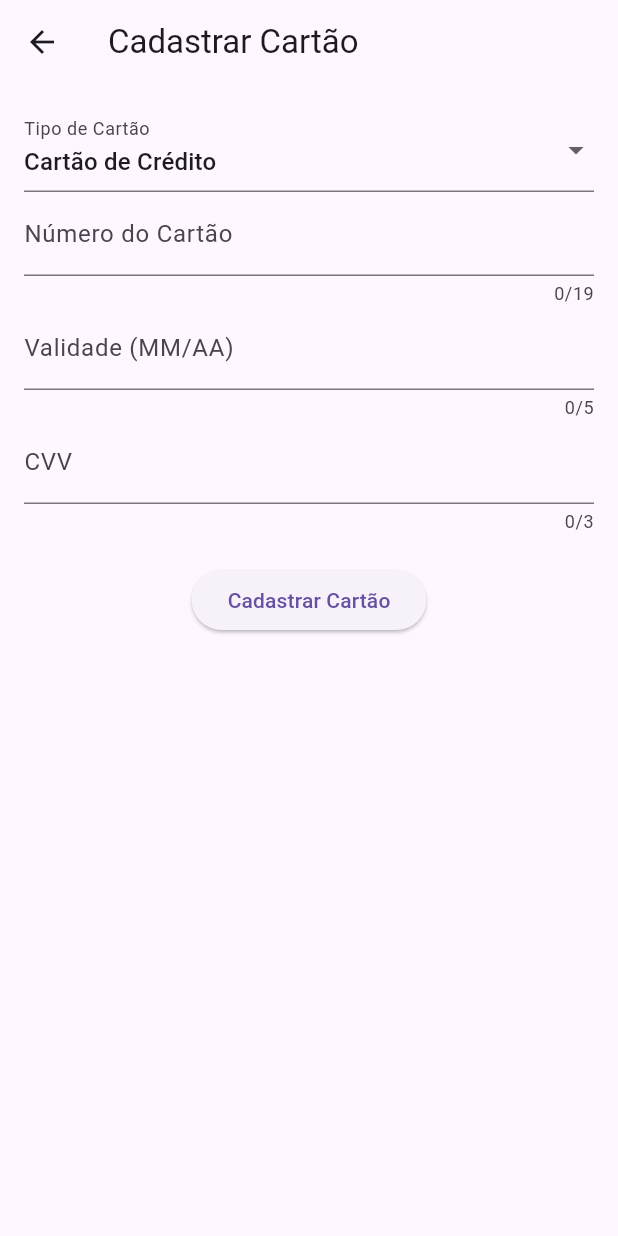
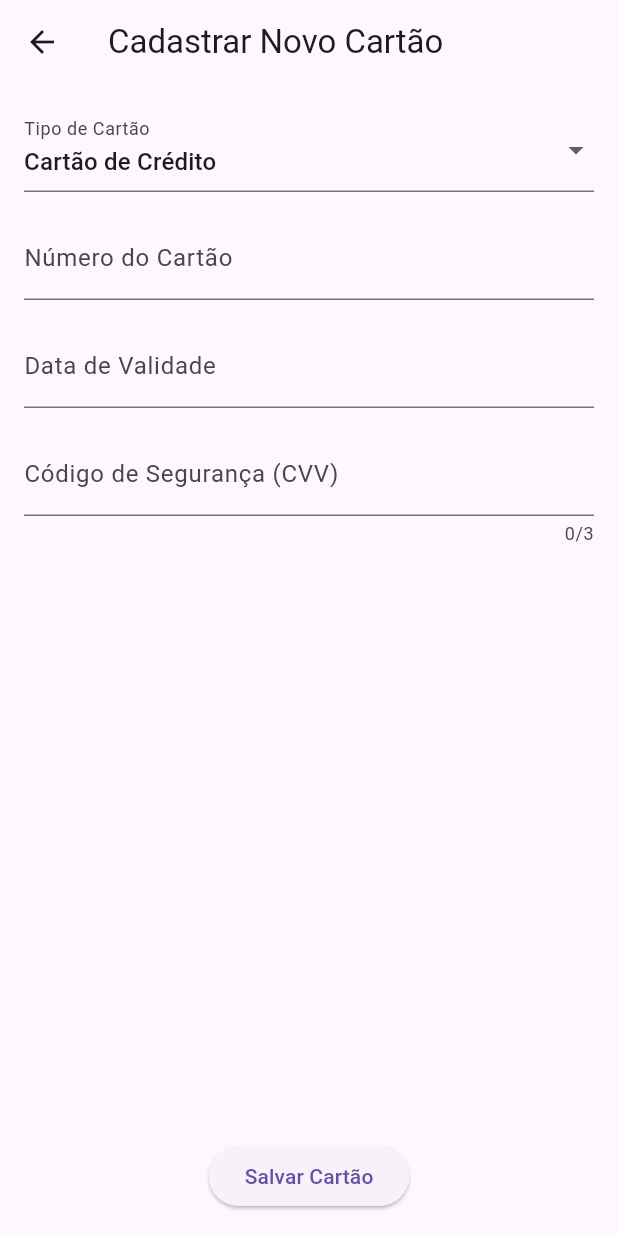
Before and after one commit to gabrielmatozoalmeida/Aplicativo-Mac_FEI, a Flutter app: the CardRegistrationScreen screen opened by its route, on a phone screen of 412 x 824 dp. Run offline on Flutter 3.47's test engine with Material 3 defaults, Android fonts, the phone set to English and light mode, and no system bars; our stand-ins replace flutter_masked_text2.

Commit message:
Add files via upload

```diff
--- a/lib/screens/card_registration_screen.dart
+++ b/lib/screens/card_registration_screen.dart
@@ -1,95 +1,94 @@
+
 import 'package:flutter/material.dart';
-import 'package:flutter/services.dart';
+import 'package:flutter_masked_text2/flutter_masked_text2.dart';
 
-class CardRegistrationScreen extends StatelessWidget {
-  final TextEditingController _cardNumberController = TextEditingController();
-  final TextEditingController _expiryDateController = TextEditingController();
-  final TextEditingController _cvvController = TextEditingController();
-  String _selectedCardType = 'Crédito';
+class CardRegistrationScreen extends StatefulWidget {
+  const CardRegistrationScreen({Key? key}) : super(key: key);
 
-  CardRegistrationScreen({super.key});
+  @override
+  State<CardRegistrationScreen> createState() => _CardRegistrationScreenState();
+}
+
+class _CardRegistrationScreenState extends State<CardRegistrationScreen> {
+  final MaskedTextController _cardNumberController =
+      MaskedTextController(mask: '0000 0000 0000 0000'); // Máscara do número do cartão
+  final MaskedTextController _expiryController =
+      MaskedTextController(mask: '00/00'); // Máscara para validade MM/AA
+  final TextEditingController _cvvController = TextEditingController(); // Campo CVV
+  String _cardType = 'Crédito';
 
   @override
   Widget build(BuildContext context) {
     return Scaffold(
       appBar: AppBar(
-        title: const Text('Cadastrar Cartão'),
+        title: const Text('Cadastrar Novo Cartão'),
       ),
       body: Padding(
         padding: const EdgeInsets.all(16.0),
         child: Column(
           children: [
             DropdownButtonFormField<String>(
-              value: _selectedCardType,
+              value: _cardType,
+              onChanged: (value) {
+                setState(() {
+                  _cardType = value!;
+                });
+              },
               items: const [
                 DropdownMenuItem(value: 'Crédito', child: Text('Cartão de Crédito')),
                 DropdownMenuItem(value: 'Débito', child: Text('Cartão de Débito')),
               ],
-              onChanged: (value) {
-                _selectedCardType = value ?? 'Crédito';
-              },
-              decoration: const InputDecoration(labelText: 'Tipo de Cartão'),
+              decoration: const InputDecoration(
+                labelText: 'Tipo de Cartão',
+              ),
             ),
+            const SizedBox(height: 16),
             TextField(
               controller: _cardNumberController,
-              decoration: const InputDecoration(labelText: 'Número do Cartão'),
               keyboardType: TextInputType.number,
-              maxLength: 19,
-              inputFormatters: [
-                FilteringTextInputFormatter.digitsOnly,
-                _CardNumberInputFormatter(),
-              ],
+              decoration: const InputDecoration(
+                labelText: 'Número do Cartão',
+                hintText: 'Ex: 1234 5678 9012 3456',
+              ),
             ),
+            const SizedBox(height: 16),
             TextField(
-              controller: _expiryDateController,
-              decoration: const InputDecoration(labelText: 'Validade (MM/AA)'),
-              keyboardType: TextInputType.number,
-              maxLength: 5,
-              inputFormatters: [
-                FilteringTextInputFormatter.digitsOnly,
-                _ExpiryDateInputFormatter(),
-              ],
+              controller: _expiryController,
+              keyboardType: TextInputType.datetime,
+              decoration: const InputDecoration(
+                labelText: 'Data de Validade',
+                hintText: 'MM/AA',
+              ),
             ),
+            const SizedBox(height: 16),
             TextField(
               controller: _cvvController,
-              decoration: const InputDecoration(labelText: 'CVV'),
               keyboardType: TextInputType.number,
-              maxLength: 3,
-              inputFormatters: [FilteringTextInputFormatter.digitsOnly],
+              decoration: const InputDecoration(
+                labelText: 'Código de Segurança (CVV)',
+                hintText: 'Ex: 123',
+              ),
+              maxLength: 3, // CVV tem no máximo 3 dígitos
             ),
-            const SizedBox(height: 20),
+            const Spacer(),
             ElevatedButton(
               onPressed: () {
-                final currentDate = DateTime.now();
-                final expiryDate = _expiryDateController.text;
-
-                if (expiryDate.length == 5) {
-                  final month = int.tryParse(expiryDate.substring(0, 2));
-                  final year = int.tryParse('20' + expiryDate.substring(3, 5));
-
-                  if (month != null && year != null) {
-                    if (year > currentDate.year || (year == currentDate.year && month >= currentDate.month)) {
-                      ScaffoldMessenger.of(context).showSnackBar(
-                        const SnackBar(content: Text('Cartão cadastrado com sucesso!')),
-                      );
-                      Navigator.pop(context, true);
-                    } else {
-                      ScaffoldMessenger.of(context).showSnackBar(
-                        const SnackBar(content: Text('Data de validade inválida.')),
-                      );
-                    }
-                  } else {
-                    ScaffoldMessenger.of(context).showSnackBar(
-                      const SnackBar(content: Text('Formato de data inválido.')),
-                    );
-                  }
+                if (_cardNumberController.text.isNotEmpty &&
+                    _expiryController.text.isNotEmpty &&
+                    _cvvController.text.isNotEmpty) {
+                  Navigator.pop(context, {
+                    'type': _cardType,
+                    'number': _cardNumberController.text,
+                    'expiry': _expiryController.text,
+                    'cvv': _cvvController.text,
+                  });
                 } else {
                   ScaffoldMessenger.of(context).showSnackBar(
-                    const SnackBar(content: Text('Formato de data inválido.')),
+                    const SnackBar(content: Text('Preencha todos os campos')),
                   );
                 }
               },
-              child: const Text('Cadastrar Cartão'),
+              child: const Text('Salvar Cartão'),
             ),
           ],
         ),
@@ -97,33 +96,3 @@ class CardRegistrationScreen extends StatelessWidget {
     );
   }
 }
-
-// Formatação do número do cartão para o padrão XXXX XXXX XXXX XXXX
-class _CardNumberInputFormatter extends TextInputFormatter {
-  @override
-  TextEditingValue formatEditUpdate(
-      TextEditingValue oldValue, TextEditingValue newValue) {
-    final newText = newValue.text.replaceAll(' ', '');
-    String formatted = '';
-    for (int i = 0; i < newText.length; i++) {
-      if (i % 4 == 0 && i != 0) formatted += ' ';
-      formatted += newText[i];
-    }
-    return newValue.copyWith(text: formatted, selection: TextSelection.collapsed(offset: formatted.length));
-  }
-}
-
-// Formatação da validade para o padrão MM/AA
-class _ExpiryDateInputFormatter extends TextInputFormatter {
-  @override
-  TextEditingValue formatEditUpdate(
-      TextEditingValue oldValue, TextEditingValue newValue) {
-    final newText = newValue.text.replaceAll('/', '');
-    String formatted = '';
-    for (int i = 0; i < newText.length; i++) {
-      if (i == 2) formatted += '/';
-      formatted += newText[i];
-    }
-    return newValue.copyWith(text: formatted, selection: TextSelection.collapsed(offset: formatted.length));
-  }
-}
```
Also changed, not shown: lib/screens/payment_screen.dart (+89 -163 lines), lib/screens/pix_payment_screen.dart (+45 -11 lines).
